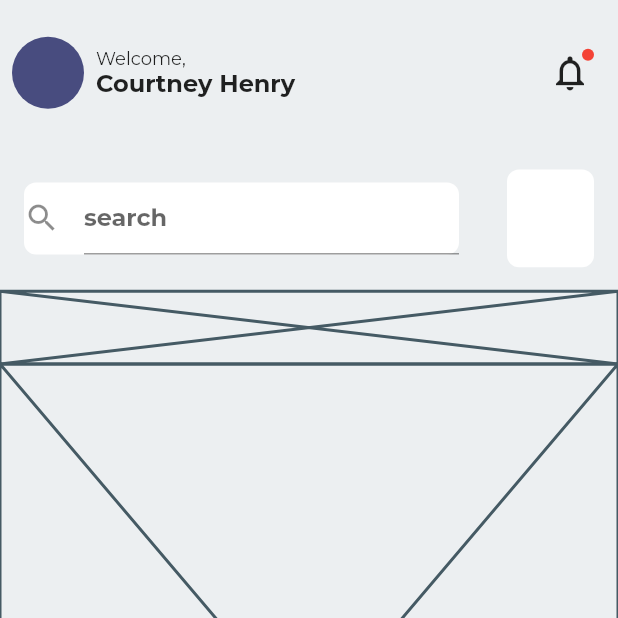
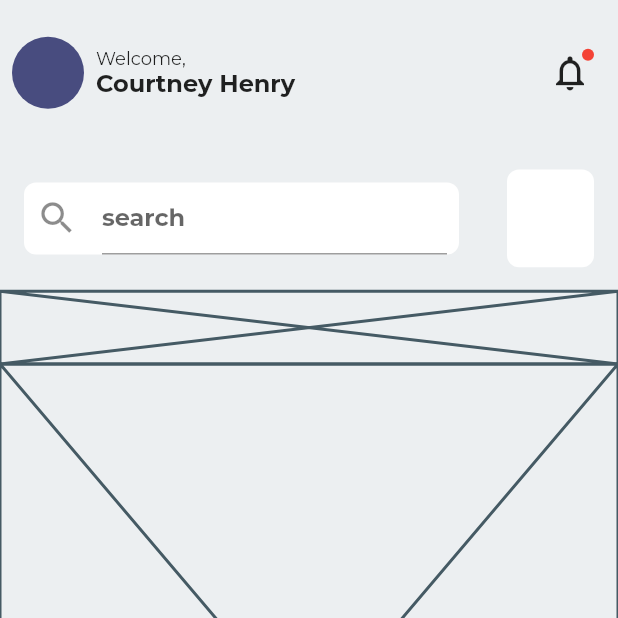
Before and after one commit to JAICHANGPARK/flutter_notebook_11th_story, a Flutter app: the screen it shows after launch, on a phone screen of 412 x 824 dp, the top half of it. Run offline on Flutter 3.47's test engine with Material 2 defaults, Android fonts, the phone set to English and light mode, and no system bars; our stand-ins replace backdrop, badges, flutter_inner_drawer, flutter_slidable, flutter_swiper, google_fonts.

Commit message:
Update furniture_home_page.dart

```diff
--- a/lib/ep735_furniture_app/ui/furniture_home_page.dart
+++ b/lib/ep735_furniture_app/ui/furniture_home_page.dart
@@ -92,9 +92,10 @@ class _FurnitureHomePageState extends State<FurnitureHomePage> {
                                   color: Colors.white,
                                   borderRadius: BorderRadius.circular(8)
                                 ),
+                                padding: EdgeInsets.symmetric(horizontal: 8),
                                 child: TextField(
                                   decoration: InputDecoration(
-                                    icon: Icon(Icons.search),
+                                    icon: Icon(Icons.search,size: 28,),
                                     hintText: "search",
                                     hintStyle: GoogleFonts.montserrat(fontWeight: FontWeight.bold)
                                   ),
```
